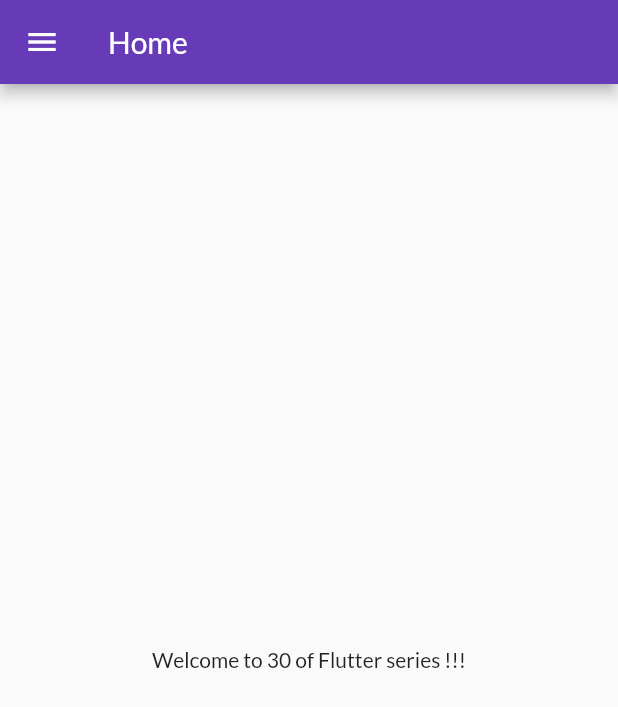
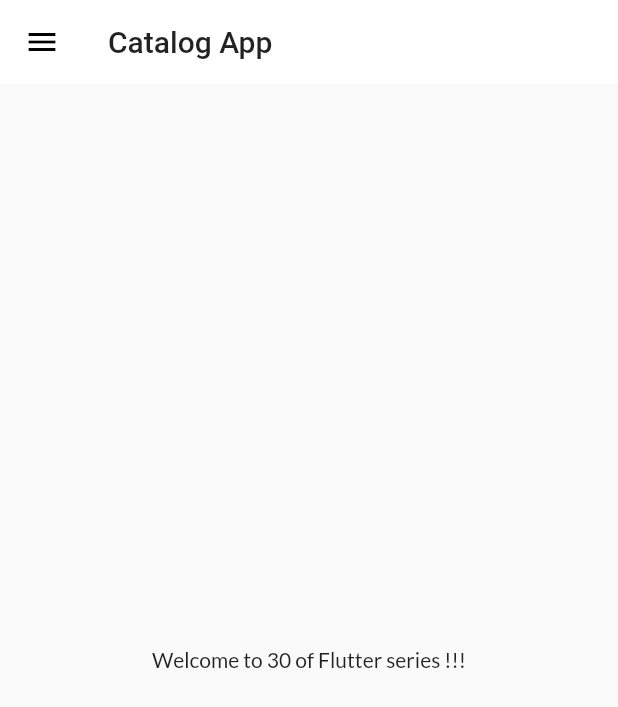
Before and after one commit to utkarshshekhar13/flutterSeries, a Flutter app: the screen it shows after launch, on a phone screen of 412 x 824 dp. Shown: the top 707 px of the screen. Run offline on Flutter 3.47's test engine with Material 2 defaults, Android fonts, the phone set to English and light mode, and no system bars; our stand-ins replace google_fonts.

Commit message:
Theme Extracted

```diff
--- a/lib/main.dart
+++ b/lib/main.dart
@@ -2,7 +2,8 @@ import 'package:flutter/material.dart';
 import 'package:flutter_catalog/pages/home_page.dart';
 import 'package:flutter_catalog/pages/login_page.dart';
 import 'package:flutter_catalog/utils/routes.dart';
-import 'package:google_fonts/google_fonts.dart';
+import 'package:flutter_catalog/widgets/themes.dart';
+
 
 void main() {
   runApp(MyApp());
@@ -19,12 +20,8 @@ class MyApp extends StatelessWidget {
     // addNumber(4, 5);
     return MaterialApp(
       themeMode: ThemeMode.light,
-      theme: ThemeData(
-        primarySwatch: Colors.deepPurple,
-        fontFamily: GoogleFonts.lato().fontFamily,
-
-        ),
-      darkTheme: ThemeData(brightness: Brightness.light),
+      theme: MyTheme.lightTheme(context),
+      darkTheme: MyTheme.darkTheme(context),
       initialRoute: MyRoutes.homeRoute,
       debugShowCheckedModeBanner: false,
       routes: {
--- a/lib/pages/home_page.dart
+++ b/lib/pages/home_page.dart
@@ -10,7 +10,12 @@ class HomePage extends StatelessWidget {
     final String name = "Flutter";
     return Scaffold(
       appBar: AppBar(
-        title: Text("Home"),
+        // backgroundColor: Colors.white,
+        // elevation: 0.0,
+        // iconTheme: IconThemeData(color: Colors.black),
+        title: Text("Catalog App",
+        // style: TextStyle(color: Colors.black),
+        ),
       ),
       body: Center(
         child: Container(
--- /dev/null
+++ b/lib/widgets/themes.dart
@@ -0,0 +1,16 @@
+import 'package:flutter/material.dart';
+import 'package:google_fonts/google_fonts.dart';
+
+class MyTheme {
+  static ThemeData lightTheme(BuildContext context) => ThemeData(
+      primarySwatch: Colors.deepPurple,
+      fontFamily: GoogleFonts.lato().fontFamily,
+      appBarTheme: AppBarTheme(
+          color: Colors.white,
+          elevation: 0.0,
+          iconTheme: IconThemeData(color: Colors.black),
+          textTheme: Theme.of(context).textTheme));
+
+  static ThemeData darkTheme(BuildContext context) =>
+      ThemeData(brightness: Brightness.dark);
+}
```
